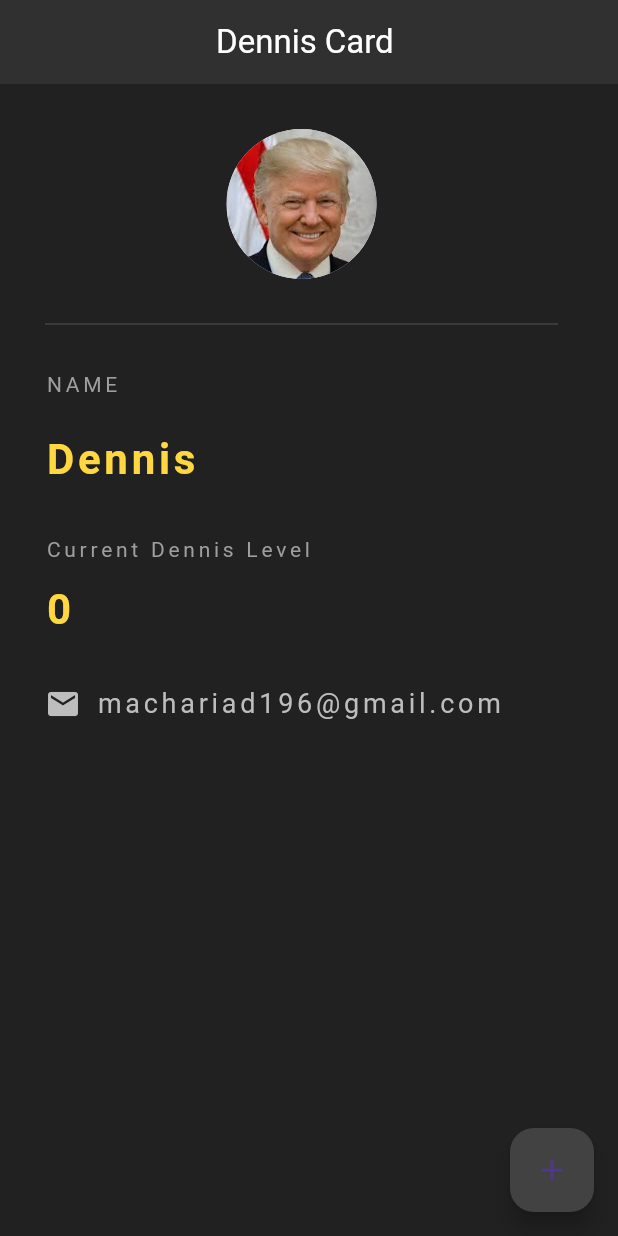
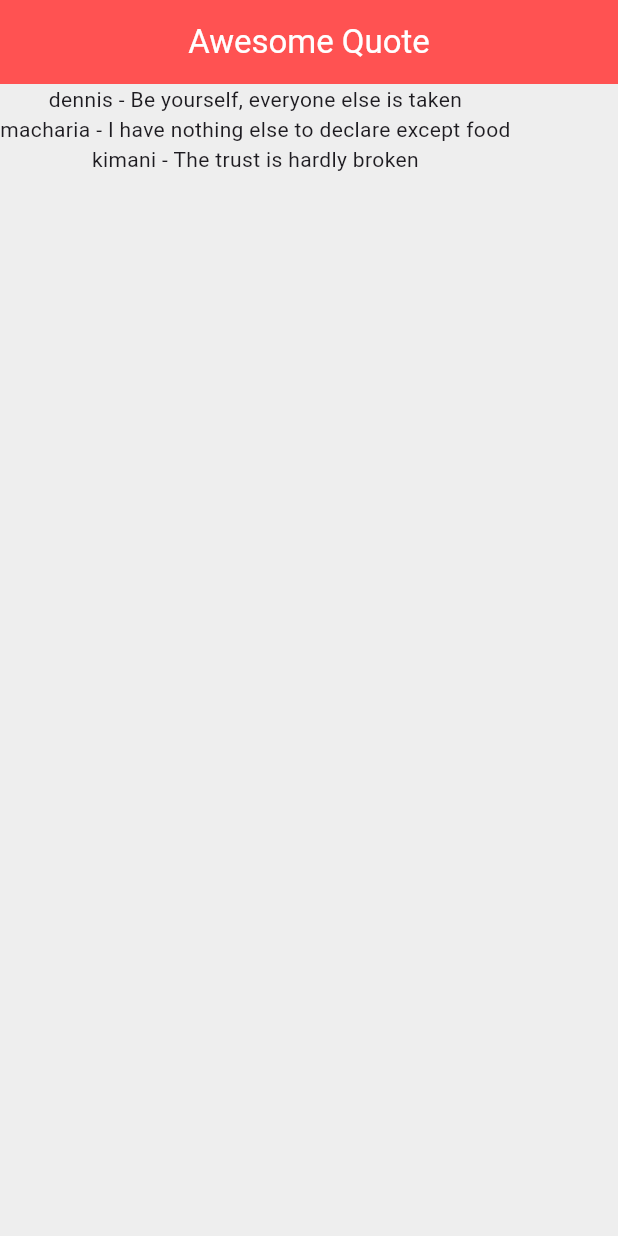
Before and after one commit to dennis027/learn-flutter, a Flutter app: the screen it shows after launch, on a phone screen of 412 x 824 dp. Run offline on Flutter 3.47's test engine with Material 3 defaults, Android fonts, the phone set to English and light mode, and no system bars.

Commit message:
custom class in use in dart

```diff
--- a/lib/main.dart
+++ b/lib/main.dart
@@ -1,110 +1,51 @@
 import 'package:flutter/material.dart';
-
+import 'quote.dart';
 void main() {
   runApp(const MaterialApp(
-    home: DennisCard(),
+    home: QuoteList(),
   ));
 }
-class DennisCard extends StatefulWidget {
-  const DennisCard({super.key});
+
+class QuoteList extends StatefulWidget {
+  const QuoteList({super.key});
 
   @override
-  State<DennisCard> createState() => _DennisCardState();
+  State<QuoteList> createState() => _QuoteListState();
 }
 
-class _DennisCardState extends State<DennisCard> {
+class _QuoteListState extends State<QuoteList> {
 
-  int dennisLevel = 0;
+  List<Quote> quotes  = [
+    Quote(text:'Be yourself, everyone else is taken',   author:'dennis'),
+    Quote(text:'I have nothing else to declare except food', author:'macharia',),
+    Quote(text:'The trust is hardly broken', author:'kimani')
+
+
+  ];
+
+  List authors = [
+
+
+
+  ];
 
   @override
   Widget build(BuildContext context) {
     return Scaffold(
-      backgroundColor: Colors.grey[900],
+      backgroundColor: Colors.grey[200],
       appBar: AppBar(
         title: Text(
-            'Dennis Card ',
-            style: TextStyle(color: Colors.white),
+            'Awesome Quote',
+            style: TextStyle(
+              color: Colors.white
+            ) ,
         ),
         centerTitle: true,
-        backgroundColor: Colors.grey[850],
-        elevation: 0.0,
+        backgroundColor: Colors.redAccent,
       ),
-      floatingActionButton: FloatingActionButton(
-          onPressed: (){
-            setState(() {
-              dennisLevel +=1;
-            });
-          },
-          child: Icon(Icons.add),
-          backgroundColor: Colors.grey[800],
+      body: Column(
+        children: quotes.map((quote) => Text('${quote.author} - ${quote.text}')).toList(), // Provides a direct list of widgets
       ),
-      body: Padding(
-          padding: EdgeInsets.fromLTRB(30, 30, 40, 0),
-          child: Column(
-            crossAxisAlignment: CrossAxisAlignment.start,
-            children: [
-              Center(
-                child: CircleAvatar(
-                  backgroundImage: AssetImage('assets/trumph.jpeg'),
-                  radius: 50,
-                ),
-              ),
-              Divider(
-                height: 60,
-                color: Colors.grey[800],),
-              Text(
-                'NAME',
-                style: TextStyle(
-                    color: Colors.grey,
-                    letterSpacing: 2.5),
-              ),
-              SizedBox(height: 20,),
-              Text(
-                'Dennis',
-                style: TextStyle(
-                    color: Colors.amberAccent[200],
-                    letterSpacing: 2.5,
-                    fontSize: 28,
-                    fontWeight: FontWeight.bold ),
-              ),
-              SizedBox(height: 30,),
-
-              Text(
-                'Current Dennis Level',
-                style: TextStyle(
-                    color: Colors.grey,
-                    letterSpacing: 2.5),
-              ),
-              SizedBox(height: 10,),
-              Text(
-                '$dennisLevel',
-                style: TextStyle(
-                    color: Colors.amberAccent[200],
-                    letterSpacing: 2.5,
-                    fontSize: 28,
-                    fontWeight: FontWeight.bold ),
-              ),
-              SizedBox(height: 30,),
-              Row(
-                children: [
-                  Icon(
-                    Icons.email,
-                    color: Colors.grey[400],
-                  ),
-                  SizedBox(width: 10,),
-                  Text(
-                      'machariad196@gmail.com',
-                      style: TextStyle(
-                        color: Colors.grey[400],
-                        fontSize: 18,
-                        letterSpacing: 2.5
-                      ),
-                  ),
-
-                ],
-              )
-            ],
-          ),),
     );
   }
 }
--- /dev/null
+++ b/lib/quote.dart
@@ -0,0 +1,7 @@
+class Quote {
+  String? text;
+  String? author;
+
+  // Constructor shorthand
+  Quote({this.text, this.author});
+}
```
Also changed, not shown: 1 other file.
